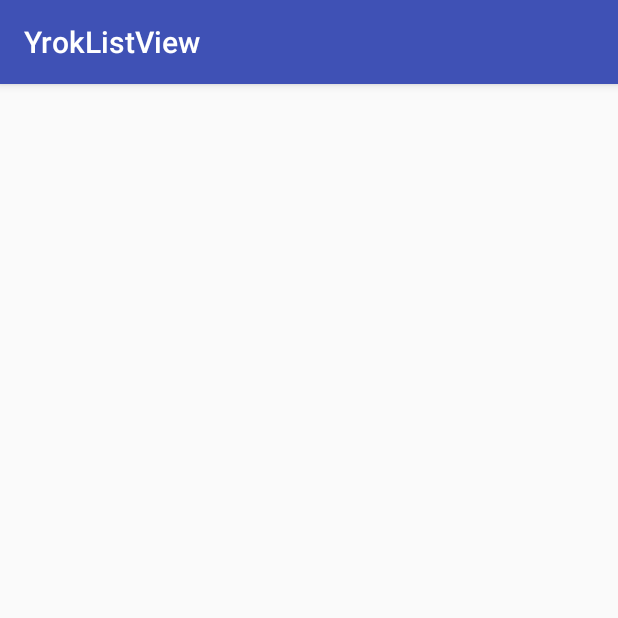
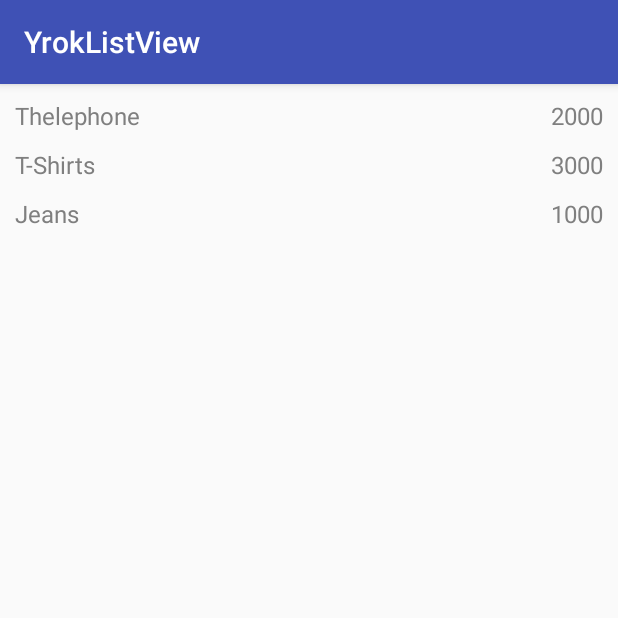
Before and after one commit to brick8/YrokListView2, an Android app: the screen it shows after launch (MainActivity), on a phone screen of 412 x 824 dp, the top half of it. Run offline under Robolectric (Android 15) with nearby library versions, the phone set to English and light mode, and no system bars.

Commit message:
4eto sdelal

```diff
--- a/app/src/main/java/com/example/brick/yroklistview/MainActivity.java
+++ b/app/src/main/java/com/example/brick/yroklistview/MainActivity.java
@@ -4,13 +4,28 @@ import android.support.v7.app.AppCompatActivity;
 import android.os.Bundle;
 import android.widget.ListView;
 
+import java.util.ArrayList;
+import java.util.List;
+
 public class MainActivity extends AppCompatActivity {
     private ListView listView;
-
+    private TransactionAdapter transactionAdapter;
+    List<Transactions> data = new ArrayList<>();
     @Override
     protected void onCreate(Bundle savedInstanceState) {
         super.onCreate(savedInstanceState);
         setContentView(R.layout.activity_main);
-        listView = (ListView)findViewById(R.id.listview);
+        List<Transactions> adapterData = getDataList();
+        transactionAdapter = new TransactionAdapter(MainActivity.this, adapterData);
+        listView = ( ListView )findViewById(R.id.listview);
+        listView.setAdapter(transactionAdapter);
+
+    }
+    private List<Transactions> getDataList(){
+        data.add(new Transactions("Thelephone", "2000"));
+        data.add(new Transactions("T-Shirts", "3000"));
+        data.add(new Transactions("Jeans", "1000"));
+
+        return data;
     }
 }
--- a/app/src/main/java/com/example/brick/yroklistview/TransactionAdapter.java
+++ b/app/src/main/java/com/example/brick/yroklistview/TransactionAdapter.java
@@ -2,7 +2,12 @@ package com.example.brick.yroklistview;
 
 import android.content.Context;
 import android.support.annotation.NonNull;
+import android.support.annotation.Nullable;
+import android.view.LayoutInflater;
+import android.view.View;
+import android.view.ViewGroup;
 import android.widget.ArrayAdapter;
+import android.widget.TextView;
 
 import java.util.List;
 
@@ -12,7 +17,22 @@ import java.util.List;
 
 public class TransactionAdapter extends ArrayAdapter<Transactions>{
 
-    public TransactionAdapter(Context context, List<Transactions> transactionses) {
-        super(context,0, transactionses);
+
+    public TransactionAdapter(@NonNull Context context, @NonNull List<Transactions> transactionses) {
+        super(context,0,  transactionses);
+    }
+
+    @NonNull
+    @Override
+    public View getView(int position, @Nullable View convertView, @NonNull ViewGroup parent) {
+        Transactions transactions = getItem(position);
+        if(convertView == null) {
+            convertView = LayoutInflater.from(parent.getContext()).inflate(R.layout.list_item, null);
+        }
+        TextView name = (TextView) convertView.findViewById(R.id.name);
+        TextView sum = (TextView) convertView.findViewById(R.id.sum);
+        name.setText(transactions.name);
+        sum.setText(transactions.sum);
+        return convertView;
     }
 }
--- a/app/src/main/java/com/example/brick/yroklistview/Transactions.java
+++ b/app/src/main/java/com/example/brick/yroklistview/Transactions.java
@@ -5,11 +5,11 @@ package com.example.brick.yroklistview;
  */
 
 public class Transactions {
-    private String title;
-    private String sum;
+    public String name;
+    public String sum;
 
-    public Transactions(String title, String sum){
-        this.title = title;
+    public Transactions(String name, String sum){
+        this.name = name;
         this.sum = sum;
 
     }
--- a/app/src/main/res/layout/activity_main.xml
+++ b/app/src/main/res/layout/activity_main.xml
@@ -1,19 +1,18 @@
 <?xml version="1.0" encoding="utf-8"?>
 <RelativeLayout
     xmlns:android="http://schemas.android.com/apk/res/android"
-    xmlns:tools="http://schemas.android.com/tools"
+
     android:layout_gravity="center_horizontal"
     android:layout_width="match_parent"
     android:layout_height="match_parent"
-    tools:context="com.example.brick.yroklistview.MainActivity">
+    >
 
     <ListView
         android:layout_width="wrap_content"
         android:layout_height="wrap_content"
         android:id="@+id/listview"
         android:divider="@android:color/transparent"
-        android:dividerHeight="0.4dp"
-        >
+        android:dividerHeight="0.4dp" >
 
     </ListView>
 
--- a/app/src/main/res/layout/list_item.xml
+++ b/app/src/main/res/layout/list_item.xml
@@ -13,15 +13,17 @@
     >
 
     <TextView
-        android:id="@+id/title"
+        android:id="@+id/name"
         android:layout_width="match_parent"
         android:layout_height="wrap_content"
         android:layout_alignParentLeft="true"
+        android:layout_alignParentStart="true"
         android:layout_marginLeft="10dp"
         android:layout_marginTop="10dp"
         android:text="Название"
         android:textColor="#7F7F7F"
-        android:textSize="16dp" />
+        android:textSize="16dp"
+        />
 </LinearLayout>
     <TextView
         android:id="@+id/sum"
```
